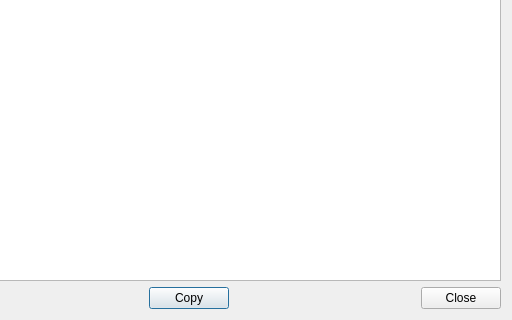
Above: src/ui/dialogs/valuedialog.ui from sanny32/OpenUaSim before the change; both pictures show x 128 to 640 and y 160 to 480 of the 640 by 480 pixel window. Below: the same form after it.
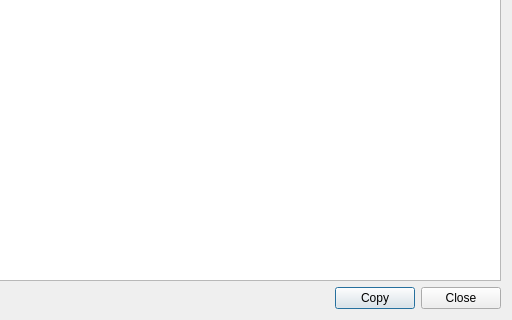
That is the form after the change.

Commit message: Keep the value viewer buttons together at the trailing edge

What changed in the file:
```diff
--- a/src/ui/dialogs/valuedialog.ui
+++ b/src/ui/dialogs/valuedialog.ui
@@ -28,6 +28,12 @@
      </item>
      <item>
       <widget class="QDialogButtonBox" name="buttonBox">
+       <property name="sizePolicy">
+        <sizepolicy hsizetype="Fixed" vsizetype="Fixed">
+         <horstretch>0</horstretch>
+         <verstretch>0</verstretch>
+        </sizepolicy>
+       </property>
        <property name="standardButtons"><set>QDialogButtonBox::Close</set></property>
       </widget>
      </item>
```
